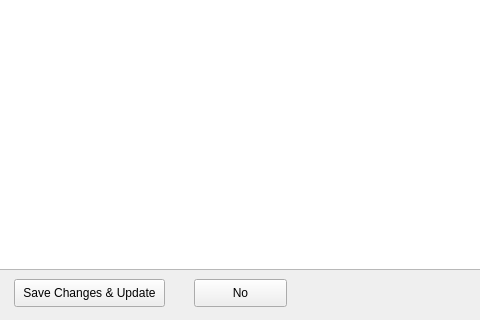
Qt form Client/command_validator_app/ui/command_info.ui (Jyuqi/AutoULTGen) before a commit; both pictures show x 276 to 756 and y 421 to 741 of the 1367 by 741 pixel window.
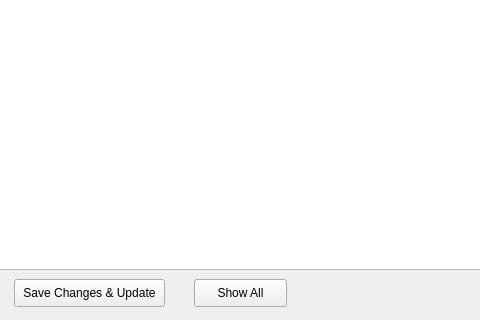
The same form after that commit.

Diff of the .ui file:
```diff
--- a/Client/command_validator_app/ui/command_info.ui
+++ b/Client/command_validator_app/ui/command_info.ui
@@ -280,7 +280,7 @@
       </rect>
      </property>
      <property name="text">
-      <string>No</string>
+      <string>Show All</string>
      </property>
     </widget>
     <widget class="QTreeWidget" name="treeWidgetCmdlist">
```
Left out of the diff: 32 changed lines with no effect on the pictures.
